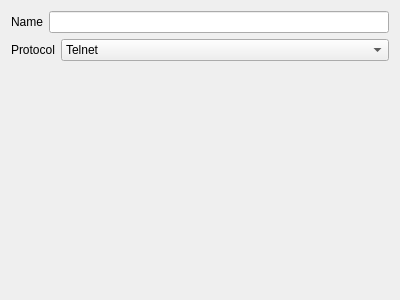
Above: src/sessionoptions/sessionoptionsgeneralwidget.ui from QQxiaoming/quardCRT before the change. Below: the same form after it.
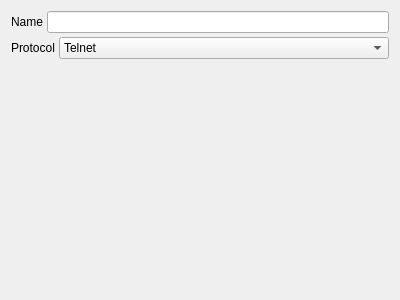
That is the form after the change.

```diff
--- a/src/sessionoptions/sessionoptionsgeneralwidget.ui
+++ b/src/sessionoptions/sessionoptionsgeneralwidget.ui
@@ -11,8 +11,14 @@
    </rect>
   </property>
   <layout class="QVBoxLayout" name="verticalLayout">
+   <property name="spacing">
+    <number>4</number>
+   </property>
    <item>
     <layout class="QHBoxLayout" name="horizontalLayout_2">
+     <property name="spacing">
+      <number>4</number>
+     </property>
      <item>
       <widget class="QLabel" name="label_2">
        <property name="sizePolicy">
@@ -33,6 +39,9 @@
    </item>
    <item>
     <layout class="QHBoxLayout" name="horizontalLayout">
+     <property name="spacing">
+      <number>4</number>
+     </property>
      <item>
       <widget class="QLabel" name="label">
        <property name="sizePolicy">
```
